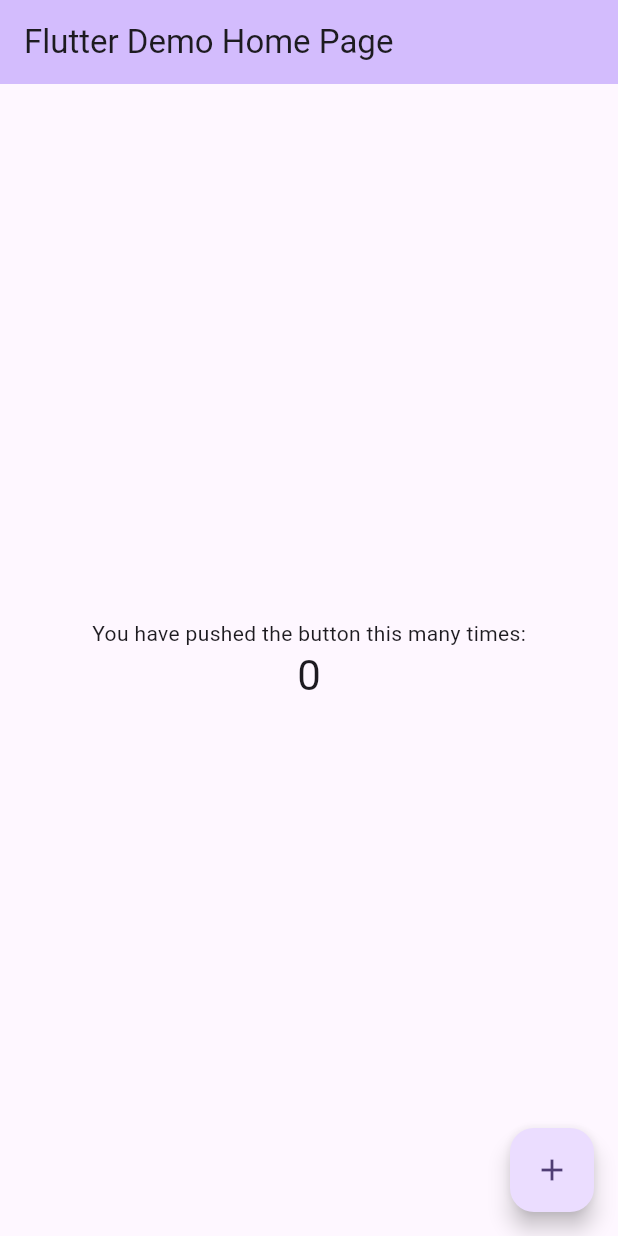
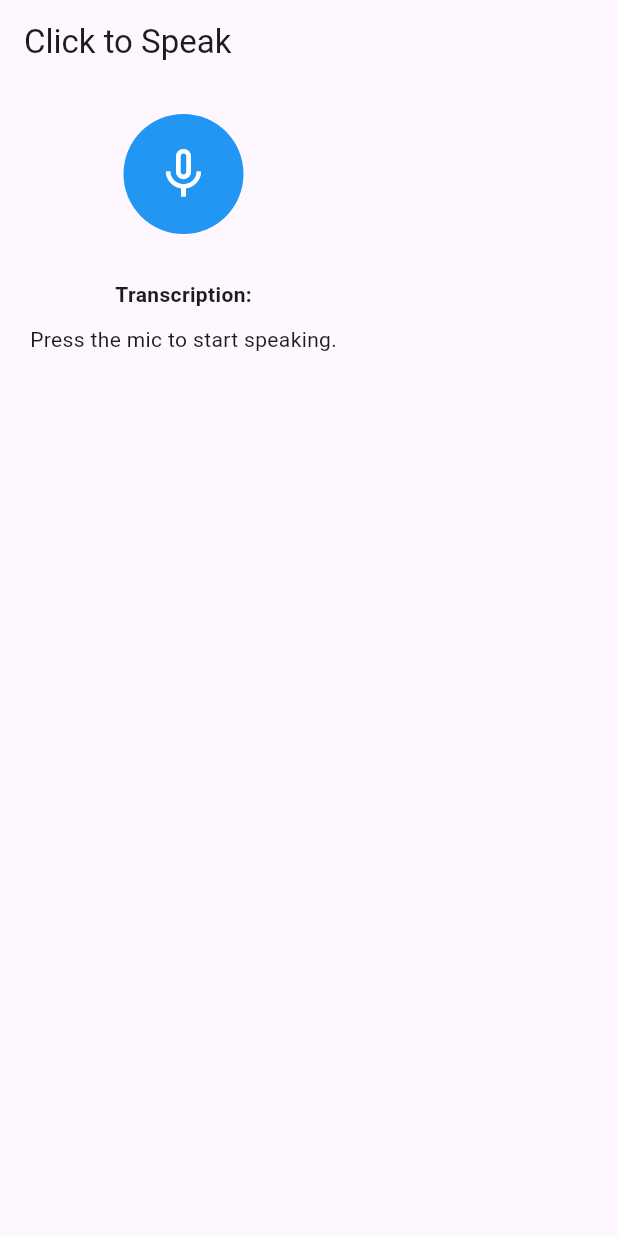
Before and after one commit to MarcusMQF/Talk-to-Task, a Flutter app: the screen it shows after launch, on a phone screen of 412 x 824 dp. Run offline on Flutter 3.47's test engine with Material 3 defaults, Android fonts, the phone set to English and light mode, and no system bars; missing offline and left inert: record.

Commit message:
voice thing

```diff
--- a/lib/main.dart
+++ b/lib/main.dart
@@ -1,75 +1,139 @@
+import 'dart:async';
+import 'dart:io';
 import 'package:flutter/material.dart';
+import 'package:http/http.dart' as http;
+import 'package:record/record.dart';
+import 'package:path_provider/path_provider.dart';
+import 'package:path/path.dart' as p;
 
 void main() {
-  runApp(const MyApp());
+  runApp(MyApp());
 }
 
 class MyApp extends StatelessWidget {
-  const MyApp({super.key});
-
   @override
   Widget build(BuildContext context) {
-    return MaterialApp(
-      title: 'Flutter Demo',
-      theme: ThemeData(
-
-        colorScheme: ColorScheme.fromSeed(seedColor: Colors.deepPurple),
-        useMaterial3: true,
-      ),
-      home: const MyHomePage(title: 'Flutter Demo Home Page'),
-    );
+    return MaterialApp(title: 'Real-Time Transcriber', home: MicScreen());
   }
 }
 
-class MyHomePage extends StatefulWidget {
-  const MyHomePage({super.key, required this.title});
+class MicScreen extends StatefulWidget {
+  @override
+  _MicScreenState createState() => _MicScreenState();
+}
 
-  final String title;
+class _MicScreenState extends State<MicScreen> {
+  final AudioRecorder _recorder = AudioRecorder();
+  bool _isRecording = false;
+  String _transcription = "Press the mic to start speaking.";
+  Timer? _silenceTimer;
+
+  Future<String> _getTempFilePath() async {
+    final dir = await getTemporaryDirectory();
+    return p.join(dir.path, 'recorded_audio.m4a');
+  }
+
+Future<void> _startRecording() async {
+  if (await _recorder.hasPermission()) {
+    final path = await _getTempFilePath();
+    await _recorder.start(const RecordConfig(encoder: AudioEncoder.aacLc), path: path);
+    setState(() => _isRecording = true);
+
+    // Monitor audio levels for silence detection
+    _recorder.onAmplitudeChanged(const Duration(milliseconds: 100)).listen((amplitude) {
+      debugPrint("Amplitude: ${amplitude.current}"); // Debug log to check amplitude values
+
+      if (amplitude.current <= 0.1) { // Lower threshold for silence
+        // If silence is detected, start a timer
+        _silenceTimer?.cancel();
+        _silenceTimer = Timer(const Duration(milliseconds: 700), () {
+          _stopAndSendRecording();
+        });
+      } else {
+        // Reset the timer if sound is detected
+        _silenceTimer?.cancel();
+      }
+    });
+  } else {
+    setState(() => _transcription = "Mic permission not granted.");
+  }
+}
+
+  Future<void> _stopAndSendRecording() async {
+    _silenceTimer?.cancel();
+    final path = await _recorder.stop();
+    setState(() => _isRecording = false);
+
+    if (path != null && File(path).existsSync()) {
+      setState(() => _transcription = "Transcribing...");
+      await _uploadAudio(File(path));
+    } else {
+      setState(() => _transcription = "No audio recorded.");
+    }
+  }
+
+  Future<void> _uploadAudio(File file) async {
+    try {
+      final request = http.MultipartRequest(
+        'POST',
+        Uri.parse('http://192.168.51.204:8000/transcribe/'), // Adjust IP if needed
+      );
+      request.files.add(await http.MultipartFile.fromPath('file', file.path));
+      final response = await request.send();
+
+      if (response.statusCode == 200) {
+        final text = await response.stream.bytesToString();
+        setState(() => _transcription = text);
+      } else {
+        setState(() => _transcription = "Failed: ${response.statusCode}");
+      }
+    } catch (e) {
+      setState(() => _transcription = "Error: $e");
+    }
+  }
 
   @override
-  State<MyHomePage> createState() => _MyHomePageState();
-}
-
-class _MyHomePageState extends State<MyHomePage> {
-  int _counter = 0;
-
-  void _incrementCounter() {
-    setState(() {
-
-      _counter++;
-    });
+  void dispose() {
+    _recorder.dispose();
+    _silenceTimer?.cancel();
+    super.dispose();
   }
 
   @override
   Widget build(BuildContext context) {
-
     return Scaffold(
-      appBar: AppBar(
-
-        backgroundColor: Theme.of(context).colorScheme.inversePrimary,
-
-        title: Text(widget.title),
-      ),
-      body: Center(
-
+      appBar: AppBar(title: Text("Click to Speak")),
+      body: Padding(
+        padding: const EdgeInsets.all(20.0),
         child: Column(
-
-          mainAxisAlignment: MainAxisAlignment.center,
-          children: <Widget>[
-            const Text(
-              'You have pushed the button this many times:',
+          children: [
+            GestureDetector(
+              onTap: () {
+                if (_isRecording) {
+                  _stopAndSendRecording();
+                } else {
+                  _startRecording();
+                }
+              },
+              child: CircleAvatar(
+                radius: 40,
+                backgroundColor: _isRecording ? Colors.red : Colors.blue,
+                child: Icon(
+                  _isRecording ? Icons.mic : Icons.mic_none,
+                  color: Colors.white,
+                  size: 40,
+                ),
+              ),
             ),
+            const SizedBox(height: 30),
             Text(
-              '$_counter',
-              style: Theme.of(context).textTheme.headlineMedium,
+              "Transcription:",
+              style: TextStyle(fontWeight: FontWeight.bold),
             ),
+            const SizedBox(height: 10),
+            Expanded(child: SingleChildScrollView(child: Text(_transcription))),
           ],
         ),
-      ),
-      floatingActionButton: FloatingActionButton(
-        onPressed: _incrementCounter,
-        tooltip: 'Increment',
-        child: const Icon(Icons.add),
       ),
     );
   }
--- a/pubspec.yaml
+++ b/pubspec.yaml
@@ -11,8 +11,12 @@ environment:
 dependencies:
   flutter:
     sdk: flutter
-
+  http: ^0.13.6
+  file_picker: ^6.1.1   # For picking audio file
   cupertino_icons: ^1.0.8
+  record: ^6.0.0
+  path_provider: ^2.1.2  # Optional: for saving to temp directory
+  path: ^1.9.0           # To handle file paths
 
 dev_dependencies:
   flutter_test:
```
Also changed, not shown: pubspec.lock, 3 other files.
